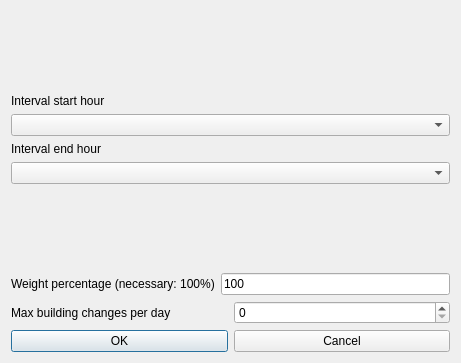
Above: fet/src/interface/modifyconstraintteachersmaxbuildingchangesperrealdayinintervalform_template.ui from vonmecheln/fet before the change. Below: the same form after it.
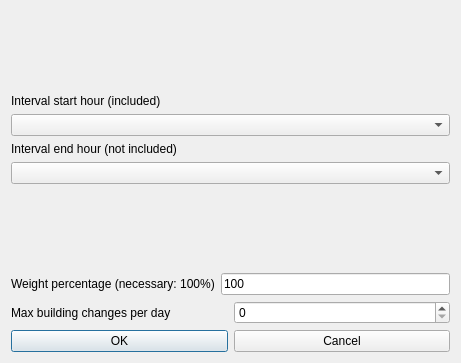
That is the form after the change.

```diff
--- a/fet/src/interface/modifyconstraintteachersmaxbuildingchangesperrealdayinintervalform_template.ui
+++ b/fet/src/interface/modifyconstraintteachersmaxbuildingchangesperrealdayinintervalform_template.ui
@@ -25,7 +25,7 @@
         <enum>QFrame::Plain</enum>
        </property>
        <property name="text">
-        <string>Interval end hour</string>
+        <string extracomment="This field refers to a constraint operating on a given hourly interval. The selected start hour of the interval is included (is counted) in the constraint, while the selected end hour of the interval is not included (is not counted) in the constraint.">Interval end hour (not included)</string>
        </property>
        <property name="wordWrap">
         <bool>false</bool>
@@ -58,7 +58,7 @@
         <enum>QFrame::Plain</enum>
        </property>
        <property name="text">
-        <string>Interval start hour</string>
+        <string extracomment="This field refers to a constraint operating on a given hourly interval. The selected start hour of the interval is included (is counted) in the constraint, while the selected end hour of the interval is not included (is not counted) in the constraint.">Interval start hour (included)</string>
        </property>
        <property name="wordWrap">
         <bool>false</bool>
```
